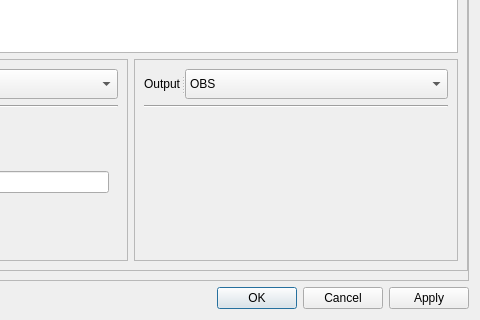
cpyarger/obs-studio, file UI/forms/OBSBasicSettings.ui: the form before one commit; both pictures show x 471 to 951 and y 296 to 616 of the 951 by 616 pixel window.
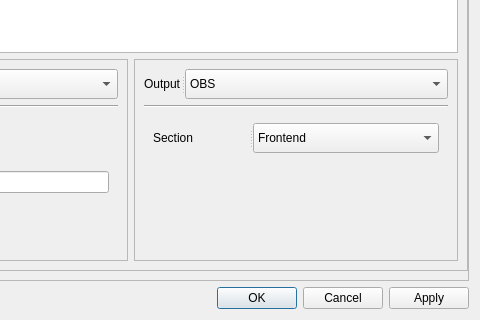
The form after the commit. The open tabs and pages were chosen to show the change. Icons and pictures are not drawn. Custom widgets are drawn as their Qt base class.

Commit message: add code for input/output mapping widgets

Diff of the .ui file:
```diff
--- a/UI/forms/OBSBasicSettings.ui
+++ b/UI/forms/OBSBasicSettings.ui
@@ -5288,7 +5288,6 @@
                        </item>
                       </layout>
                      </widget>
-                     <widget class="QWidget" name="page_12"/>
                     </widget>
                    </item>
                    <item row="0" column="1">
```
The commit also changes 1 other file.
